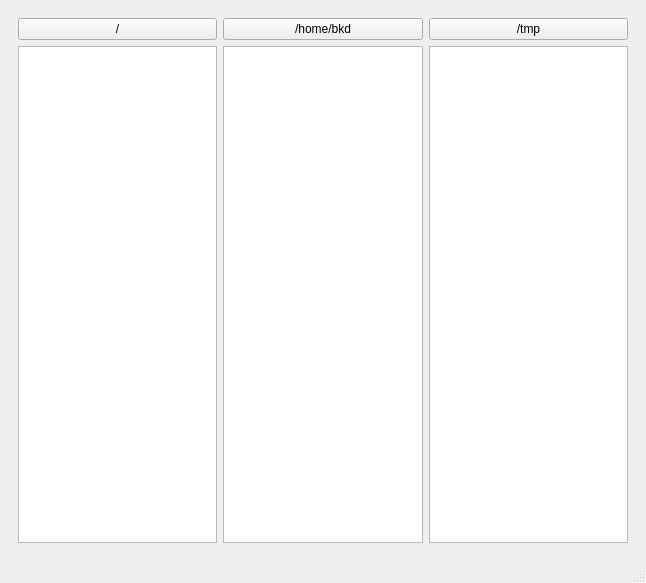
bkdwei/kdFileFinder, file kdFileFinder/kdFileFinder.ui: the form before one commit.
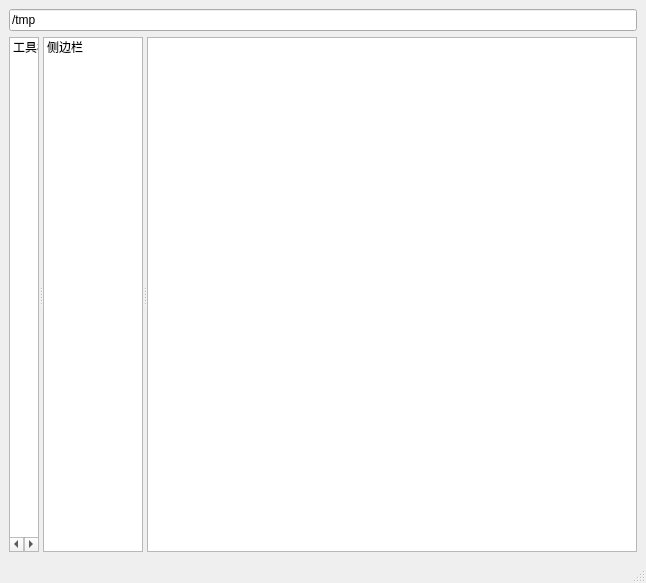
The form after the commit. The open tabs and pages were chosen to show the change.

Commit message: 调整UI

What changed in the file:
```diff
--- a/kdFileFinder/kdFileFinder.ui
+++ b/kdFileFinder/kdFileFinder.ui
@@ -16,76 +16,56 @@
   <widget class="QWidget" name="centralwidget">
    <layout class="QVBoxLayout" name="verticalLayout">
     <item>
-     <widget class="QStackedWidget" name="stackedWidget">
-      <widget class="QWidget" name="left_page">
-       <layout class="QVBoxLayout" name="verticalLayout_4">
-        <item>
-         <layout class="QHBoxLayout" name="hl_bookmark"/>
-        </item>
-        <item>
-         <widget class="QLineEdit" name="le_path">
-          <property name="text">
-           <string>/tmp</string>
-          </property>
-         </widget>
-        </item>
-        <item>
-         <widget class="QListView" name="lw_main"/>
-        </item>
-       </layout>
+     <widget class="QLineEdit" name="le_path">
+      <property name="text">
+       <string>/tmp</string>
+      </property>
+     </widget>
+    </item>
+    <item>
+     <widget class="QSplitter" name="splitter">
+      <property name="orientation">
+       <enum>Qt::Horizontal</enum>
+      </property>
+      <widget class="QListWidget" name="lw_toolbar">
+       <property name="sizePolicy">
+        <sizepolicy hsizetype="Fixed" vsizetype="Expanding">
+         <horstretch>0</horstretch>
+         <verstretch>0</verstretch>
+        </sizepolicy>
+       </property>
+       <property name="maximumSize">
+        <size>
+         <width>30</width>
+         <height>16777215</height>
+        </size>
+       </property>
+       <item>
+        <property name="text">
+         <string>工具栏</string>
+        </property>
+       </item>
       </widget>
-      <widget class="QWidget" name="main_page">
-       <layout class="QVBoxLayout" name="verticalLayout_3">
-        <item>
-         <layout class="QVBoxLayout" name="verticalLayout_2">
-          <item>
-           <layout class="QHBoxLayout" name="horizontalLayout">
-            <item>
-             <widget class="QPushButton" name="pb_root">
-              <property name="text">
-               <string>/</string>
-              </property>
-             </widget>
-            </item>
-            <item>
-             <widget class="QPushButton" name="pb_home">
-              <property name="text">
-               <string>/home/bkd</string>
-              </property>
-             </widget>
-            </item>
-            <item>
-             <widget class="QPushButton" name="pb_tmp">
-              <property name="text">
-               <string>/tmp</string>
-              </property>
-             </widget>
-            </item>
-           </layout>
-          </item>
-          <item>
-           <layout class="QHBoxLayout" name="horizontalLayout_2">
-            <item>
-             <widget class="QListWidget" name="lw1">
-              <property name="styleSheet">
-               <string notr="true">selection-background-color: rgb(115, 210, 22);
-alternate-background-color: rgb(252, 233, 79);</string>
-              </property>
-             </widget>
-            </item>
-            <item>
-             <widget class="QListWidget" name="lw2"/>
-            </item>
-            <item>
-             <widget class="QListWidget" name="lw3"/>
-            </item>
-           </layout>
-          </item>
-         </layout>
-        </item>
-       </layout>
+      <widget class="QListWidget" name="lw_sidebar">
+       <property name="sizePolicy">
+        <sizepolicy hsizetype="Fixed" vsizetype="Expanding">
+         <horstretch>0</horstretch>
+         <verstretch>0</verstretch>
+        </sizepolicy>
+       </property>
+       <property name="maximumSize">
+        <size>
+         <width>100</width>
+         <height>16777215</height>
+        </size>
+       </property>
+       <item>
+        <property name="text">
+         <string>侧边栏</string>
+        </property>
+       </item>
       </widget>
-      <widget class="QWidget" name="right_page"/>
+      <widget class="QListView" name="lw_main"/>
      </widget>
     </item>
    </layout>
```
The commit also changes 1 other file.
